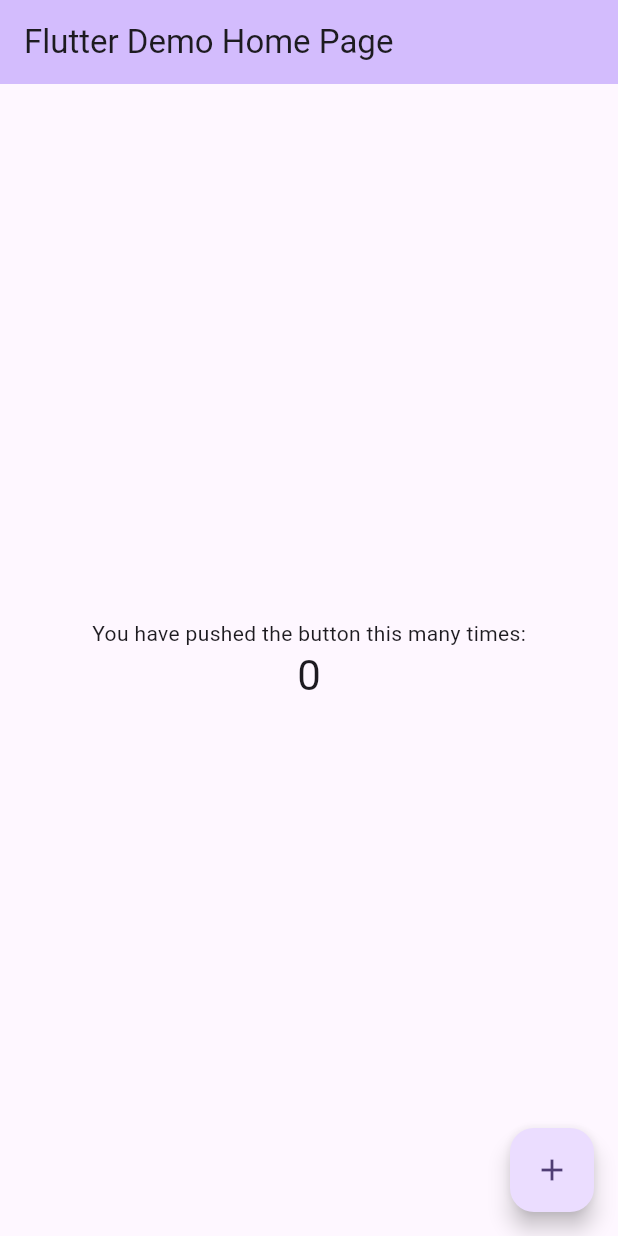
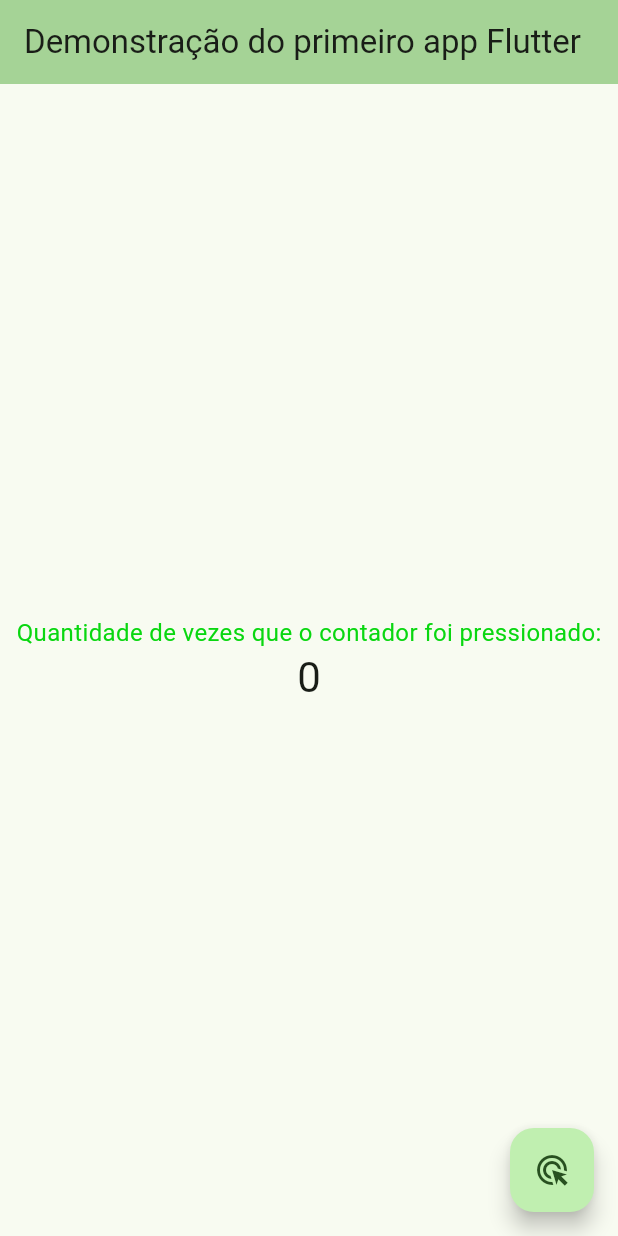
Before and after one commit to diegotau/meuAppFlutter, a Flutter app: the screen it shows after launch, on a phone screen of 412 x 824 dp. Run offline on Flutter 3.47's test engine with Material 3 defaults, Android fonts, the phone set to English and light mode, and no system bars.

Commit message:
Algumas alterações no app demo do flutter

```diff
--- a/lib/main.dart
+++ b/lib/main.dart
@@ -28,10 +28,10 @@ class MyApp extends StatelessWidget {
         //
         // This works for code too, not just values: Most code changes can be
         // tested with just a hot reload.
-        colorScheme: ColorScheme.fromSeed(seedColor: Colors.deepPurple),
+        colorScheme: ColorScheme.fromSeed(seedColor: const Color.fromARGB(255, 9, 215, 16)),
         useMaterial3: true,
       ),
-      home: const MyHomePage(title: 'Flutter Demo Home Page'),
+      home: const MyHomePage(title: 'Demonstração do primeiro app Flutter'),
     );
   }
 }
@@ -106,7 +106,8 @@ class _MyHomePageState extends State<MyHomePage> {
           mainAxisAlignment: MainAxisAlignment.center,
           children: <Widget>[
             const Text(
-              'You have pushed the button this many times:',
+              'Quantidade de vezes que o contador foi pressionado:',
+              style: TextStyle(color: Color.fromARGB(255, 9, 215, 16), fontSize: 16, ),
             ),
             Text(
               '$_counter',
@@ -118,7 +119,7 @@ class _MyHomePageState extends State<MyHomePage> {
       floatingActionButton: FloatingActionButton(
         onPressed: _incrementCounter,
         tooltip: 'Increment',
-        child: const Icon(Icons.add),
+        child: const Icon(Icons.ads_click),
       ), // This trailing comma makes auto-formatting nicer for build methods.
     );
   }
```
